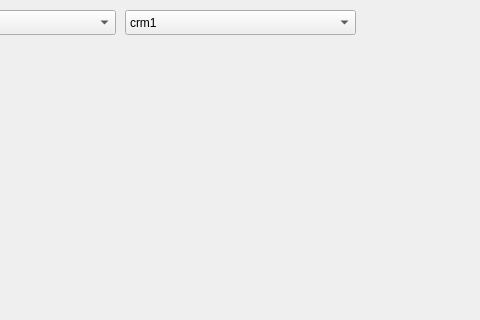
The window that resp_proc.ui (vitaliibalakin/c_orbit) describes before a commit, drawn with Qt 5; both pictures show x 125 to 605 and y 0 to 320 of the 800 by 600 pixel window.
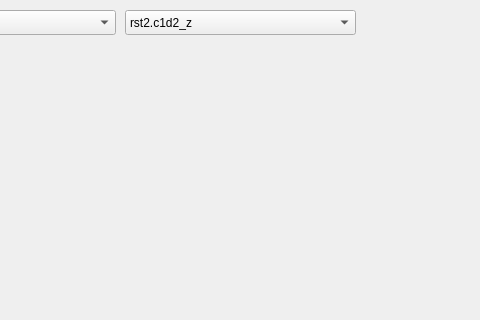
The same window after the commit.

The edit to the form file:
```diff
--- a/resp_proc.ui
+++ b/resp_proc.ui
@@ -125,7 +125,7 @@
     </property>
     <item>
      <property name="text">
-      <string>crm1</string>
+      <string>rst2.c1d2_z</string>
      </property>
     </item>
     <item>
```
Left out of the diff: 285 changed lines with no effect on the pictures.
